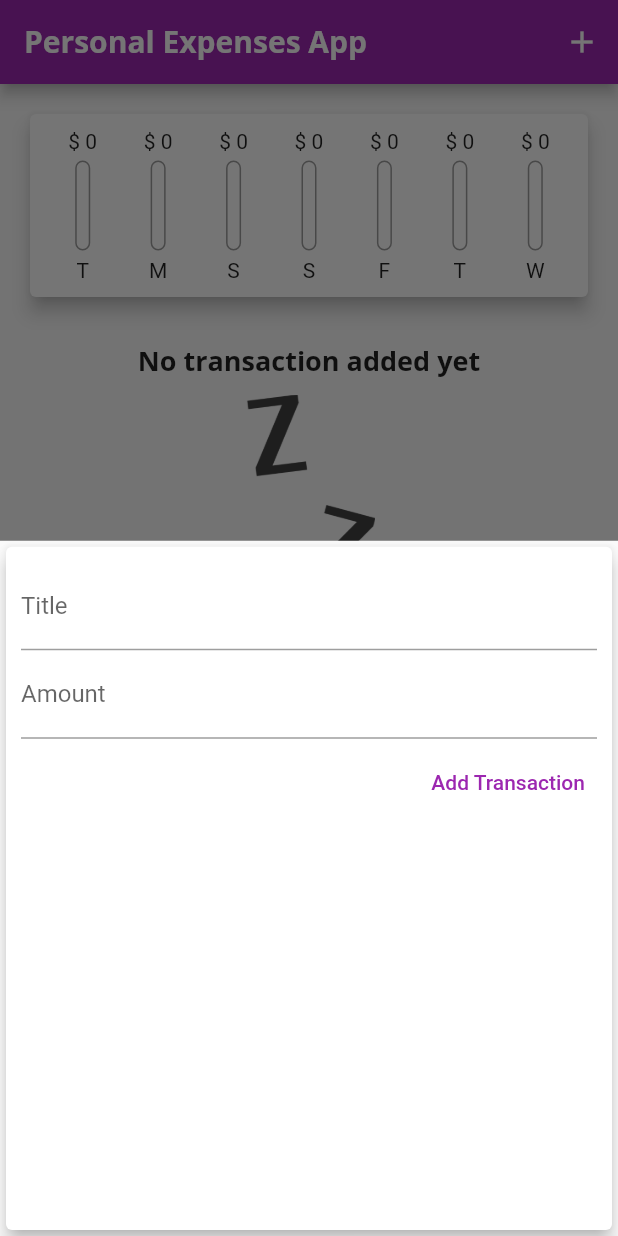
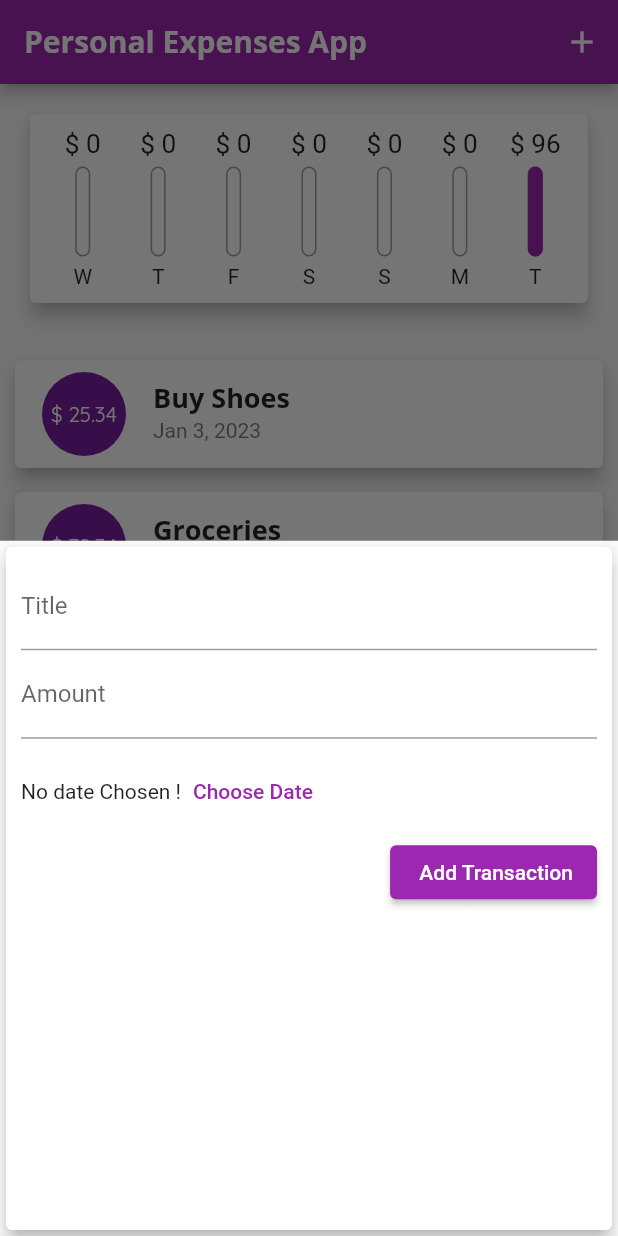
Before and after one commit to Manoj882/personal_expenses_app, a Flutter app: the screen it shows after launch, after a tap on the "add" icon, on a phone screen of 412 x 824 dp. Run offline on Flutter 3.47's test engine with Material 2 defaults, Android fonts, the phone set to English and light mode, and no system bars.

Commit message:
added date picker

```diff
--- a/lib/main.dart
+++ b/lib/main.dart
@@ -47,18 +47,18 @@ class MyHomePage extends StatefulWidget {
 
 class _MyHomePageState extends State<MyHomePage> {
   final List<Transaction> _userTransactions = [
-    // Transaction(
-    //   id: 't1',
-    //   title: 'Buy Shoes',
-    //   amount: 25.34,
-    //   date: DateTime.now(),
-    // ),
-    // Transaction(
-    //   id: 't2',
-    //   title: 'Groceries',
-    //   amount: 70.34,
-    //   date: DateTime.now(),
-    // ),
+    Transaction(
+      id: 't1',
+      title: 'Buy Shoes',
+      amount: 25.34,
+      date: DateTime.now(),
+    ),
+    Transaction(
+      id: 't2',
+      title: 'Groceries',
+      amount: 70.34,
+      date: DateTime.now(),
+    ),
   ];
 
   List<Transaction> get _recentTransactions {
--- a/lib/widgets/chart.dart
+++ b/lib/widgets/chart.dart
@@ -30,7 +30,7 @@ class Chart extends StatelessWidget {
         'day': DateFormat.E().format(weekDay).substring(0, 1),
         'amount': totalSum,
       };
-    });
+    }).reversed.toList();
   }
 
   double get totalSpending {
--- a/lib/widgets/chart_bar.dart
+++ b/lib/widgets/chart_bar.dart
@@ -15,8 +15,11 @@ class ChartBar extends StatelessWidget {
   Widget build(BuildContext context) {
     return Column(
       children: [
-        FittedBox(
-          child: Text('\$ ${spendingAmount.toStringAsFixed(0)}'),
+        Container(
+          height: 20,
+          child: FittedBox(
+            child: Text('\$ ${spendingAmount.toStringAsFixed(0)}'),
+          ),
         ),
         SizedBox(
           height: 5,
--- a/lib/widgets/new_transaction.dart
+++ b/lib/widgets/new_transaction.dart
@@ -1,4 +1,5 @@
 import 'package:flutter/material.dart';
+import 'package:intl/intl.dart';
 
 class NewTransaction extends StatefulWidget {
   NewTransaction({required this.addTransaction, super.key});
@@ -13,13 +14,13 @@ class _NewTransactionState extends State<NewTransaction> {
   final titleController = TextEditingController();
 
   final amountController = TextEditingController();
+  DateTime? _selectedDate;
 
-  void submitData(){
+  void _submitData() {
     final enteredTitle = titleController.text;
     final enteredAmount = double.parse(amountController.text);
 
-
-    if(enteredTitle.isEmpty || enteredAmount <= 0){
+    if (enteredTitle.isEmpty || enteredAmount <= 0) {
       return;
     }
     widget.addTransaction(
@@ -27,7 +28,22 @@ class _NewTransactionState extends State<NewTransaction> {
       enteredAmount,
     );
     Navigator.of(context).pop();
+  }
 
+  void _presentDatePicker() {
+    showDatePicker(
+      context: context,
+      initialDate: DateTime.now(),
+      firstDate: DateTime(2021),
+      lastDate: DateTime.now(),
+    ).then((pickedDate) {
+      if(pickedDate == null){
+        return;
+      }
+      setState(() {
+        _selectedDate = pickedDate;
+      });
+    });
   }
 
   @override
@@ -37,31 +53,47 @@ class _NewTransactionState extends State<NewTransaction> {
       child: Container(
         padding: EdgeInsets.all(10),
         child: Column(
-          crossAxisAlignment: CrossAxisAlignment.stretch,
+          crossAxisAlignment: CrossAxisAlignment.start,
           children: [
             TextField(
               controller: titleController,
               decoration: InputDecoration(labelText: 'Title'),
-              onSubmitted: (_) => submitData(),
+              onSubmitted: (_) => _submitData(),
             ),
             TextField(
               controller: amountController,
               keyboardType: TextInputType.number,
               decoration: InputDecoration(labelText: 'Amount'),
-              onSubmitted: (_) => submitData(),
+              onSubmitted: (_) => _submitData(),
             ),
             SizedBox(
               height: 5,
             ),
-            TextButton(
-              onPressed: submitData,
-              child: Align(
-                alignment: Alignment.bottomRight,
+            Container(
+              height: 60,
+              child: Row(
+                children: [
+                  Text(
+                    _selectedDate == null ?
+                    'No date Chosen !'
+                    : 'Picked Date: ${DateFormat.yMd().format(_selectedDate!)}'
+                    ,
+                  ),
+                  TextButton(
+                    onPressed: _presentDatePicker,
+                    child: Text(
+                      'Choose Date',
+                    ),
+                  ),
+                ],
+              ),
+            ),
+            Align(
+              alignment: Alignment.bottomRight,
+              child: ElevatedButton(
+                onPressed: _submitData,
                 child: Text(
                   ' Add Transaction',
-                  style: TextStyle(
-                    color: Colors.purple,
-                  ),
                 ),
               ),
             ),
--- a/lib/widgets/transaction_list.dart
+++ b/lib/widgets/transaction_list.dart
@@ -17,7 +17,9 @@ class TransactionList extends StatelessWidget {
                   'No transaction added yet',
                   style: Theme.of(context).textTheme.titleLarge,
                 ),
-                SizedBox(height: 10,),
+                SizedBox(
+                  height: 10,
+                ),
                 Container(
                   height: 200,
                   child: Image.asset(
@@ -31,47 +33,74 @@ class TransactionList extends StatelessWidget {
               itemCount: transactions.length,
               itemBuilder: (ctx, index) {
                 return Card(
-                  child: Row(
-                    children: [
-                      Container(
+                  elevation: 5,
                   margin: EdgeInsets.symmetric(
-                          vertical: 10,
-                          horizontal: 15,
+                    vertical: 8,
+                    horizontal: 10,
                   ),
-                        decoration: BoxDecoration(
-                          border: Border.all(
-                            color: Theme.of(context).primaryColor,
-                            width: 2,
-                          ),
-                        ),
-                        padding: EdgeInsets.all(10),
+                  child: ListTile(
+                    leading: CircleAvatar(
+                      radius: 30,
+                      child: Padding(
+                        padding: const EdgeInsets.all(8.0),
+                        child: FittedBox(
                           child: Text(
-                          '\$ ${transactions[index].amount.toStringAsFixed(2)}',
-                          style: TextStyle(
-                            fontWeight: FontWeight.bold,
-                            fontSize: 20,
-                            color: Theme.of(context).primaryColor,
+                            '\$ ${transactions[index].amount.toString()}',
                           ),
                         ),
                       ),
-                      Column(
-                        crossAxisAlignment: CrossAxisAlignment.start,
-                        children: [
-                          Text(
+                    ),
+                    title: Text(
                       transactions[index].title,
                       style: Theme.of(context).textTheme.titleLarge,
                     ),
-                          Text(
-                            DateFormat().format(transactions[index].date),
-                            style: TextStyle(
-                              color: Colors.grey,
+                    subtitle: Text(
+                      DateFormat.yMMMd().format(transactions[index].date),
                     ),
                   ),
-                        ],
-                      ),
-                    ],
-                  ),
                 );
+                // return Card(
+                //   child: Row(
+                //     children: [
+                //       Container(
+                //         margin: EdgeInsets.symmetric(
+                //           vertical: 10,
+                //           horizontal: 15,
+                //         ),
+                //         decoration: BoxDecoration(
+                //           border: Border.all(
+                //             color: Theme.of(context).primaryColor,
+                //             width: 2,
+                //           ),
+                //         ),
+                //         padding: EdgeInsets.all(10),
+                //         child: Text(
+                //           '\$ ${transactions[index].amount.toStringAsFixed(2)}',
+                //           style: TextStyle(
+                //             fontWeight: FontWeight.bold,
+                //             fontSize: 20,
+                //             color: Theme.of(context).primaryColor,
+                //           ),
+                //         ),
+                //       ),
+                //       Column(
+                //         crossAxisAlignment: CrossAxisAlignment.start,
+                //         children: [
+                //           Text(
+                //             transactions[index].title,
+                //             style: Theme.of(context).textTheme.titleLarge,
+                //           ),
+                //           Text(
+                //             DateFormat().format(transactions[index].date),
+                //             style: TextStyle(
+                //               color: Colors.grey,
+                //             ),
+                //           ),
+                //         ],
+                //       ),
+                //     ],
+                //   ),
+                // );
               },
             ),
     );
```
Lines whose indentation alone changed are shown as unchanged.
